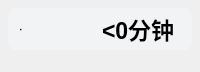
This is ui/minimize/widget-floating.ui in YU322142/Class-Widgets-1_plus as Qt 5 draws it before an edit. The edited form follows.
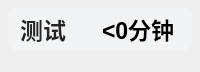
This is the edited form.

Commit message: 啊啊啊啊又是中文

The edit to the form file:
```diff
--- a/ui/minimize/widget-floating.ui
+++ b/ui/minimize/widget-floating.ui
@@ -65,7 +65,7 @@
         <property name="font">
          <font>
           <family>Microsoft YaHei UI</family>
-          <pointsize>17抢修一个</pointsize>
+          <pointsize>17</pointsize>
           <weight>75</weight>
           <bold>true</bold>
          </font>
```
